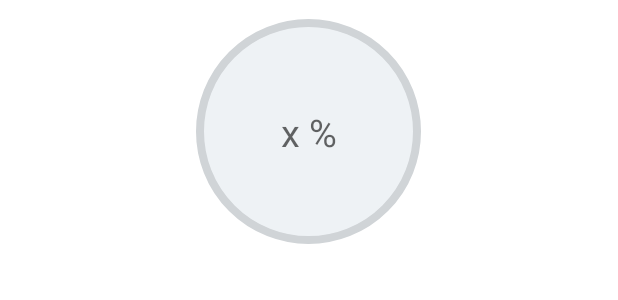
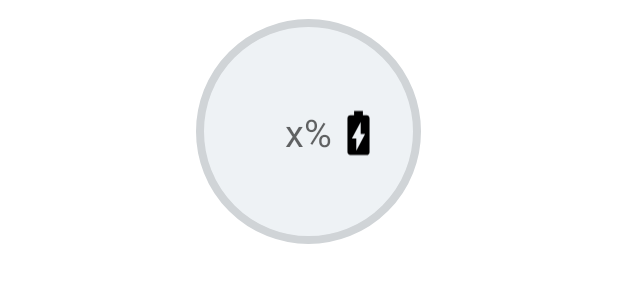
Before and after one commit to IoanaMarin1106/PowerConsumption, an Android app: the layout fragment_start.xml on its own in the app's theme, with its tools: preview values and no code run, on a phone screen of 412 x 824 dp. Shown: the part 486-786 px from the top of the screen. Run offline under Robolectric (Android 15) with nearby library versions, the phone set to English and light mode, and no system bars.

Commit message:
add charging icon beside battery percentage

```diff
--- a/app/src/main/java/com/example/powerconsumptionapp/startfragment/StartFragment.kt
+++ b/app/src/main/java/com/example/powerconsumptionapp/startfragment/StartFragment.kt
@@ -56,6 +56,13 @@ class StarterFragment : Fragment() {
             binding.tvBatteryPercentage.text = "${batteryPct}%"
             batteryPct?.let { binding.progressBar.setProgress(it) }
 
+            // Check if battery is charging or not
+            val status: Int = batteryStatus?.getIntExtra(BatteryManager.EXTRA_STATUS, -1) ?: -1
+            if (status == BatteryManager.BATTERY_STATUS_CHARGING) {
+                binding.chargingBatteryImage.visibility = View.VISIBLE
+            } else {
+                binding.chargingBatteryImage.visibility = View.GONE
+            }
         }
 
         binding.showBatteryLevel.setOnClickListener {
--- a/app/src/main/res/drawable/ic_baseline_battery_charging_full_24.xml
+++ b/app/src/main/res/drawable/ic_baseline_battery_charging_full_24.xml
@@ -3,7 +3,7 @@
     android:height="24dp"
     android:viewportWidth="24"
     android:viewportHeight="24"
-    android:tint="#666AD1">
+    android:tint="@color/black">
   <path
       android:fillColor="@android:color/white"
       android:pathData="M15.67,4H14V2h-4v2H8.33C7.6,4 7,4.6 7,5.33v15.33C7,21.4 7.6,22 8.33,22h7.33c0.74,0 1.34,-0.6 1.34,-1.33V5.33C17,4.6 16.4,4 15.67,4zM11,20v-5.5H9L13,7v5.5h2L11,20z"/>
--- a/app/src/main/res/layout/fragment_start.xml
+++ b/app/src/main/res/layout/fragment_start.xml
@@ -7,21 +7,20 @@
         android:layout_width="match_parent"
         android:layout_height="match_parent">
 
-
         <ProgressBar
             android:id="@+id/progressBar"
+            style="@android:style/Widget.ProgressBar.Horizontal"
             android:layout_width="150dp"
             android:layout_height="150dp"
-            style="@android:style/Widget.ProgressBar.Horizontal"
-            android:progressDrawable="@drawable/progressbar_states"
-            android:layout_centerInParent="true"/>
+            android:layout_centerInParent="true"
+            android:progressDrawable="@drawable/progressbar_states" />
 
         <TextView
             android:id="@+id/tv_batteryPercentage"
             android:layout_width="wrap_content"
             android:layout_height="wrap_content"
             android:layout_centerInParent="true"
-            android:hint="x %"
+            android:hint="x%"
             android:textColor="@color/black"
             android:textSize="25dp" />
 
@@ -47,6 +46,21 @@
             app:layout_constraintTop_toTopOf="parent" />
 
 
+        <ImageView
+            android:id="@+id/chargingBatteryImage"
+            android:layout_width="40dp"
+            android:layout_height="46dp"
+            android:layout_alignTop="@+id/progressBar"
+            android:layout_alignEnd="@+id/progressBar"
+            android:layout_alignBottom="@+id/progressBar"
+            android:layout_marginStart="0dp"
+            android:layout_marginTop="53dp"
+            android:layout_marginEnd="24dp"
+            android:layout_marginBottom="51dp"
+            android:layout_toEndOf="@+id/tv_batteryPercentage"
+            app:srcCompat="@drawable/ic_baseline_battery_charging_full_24" />
+
+
     </RelativeLayout>
 
 </layout>
```
